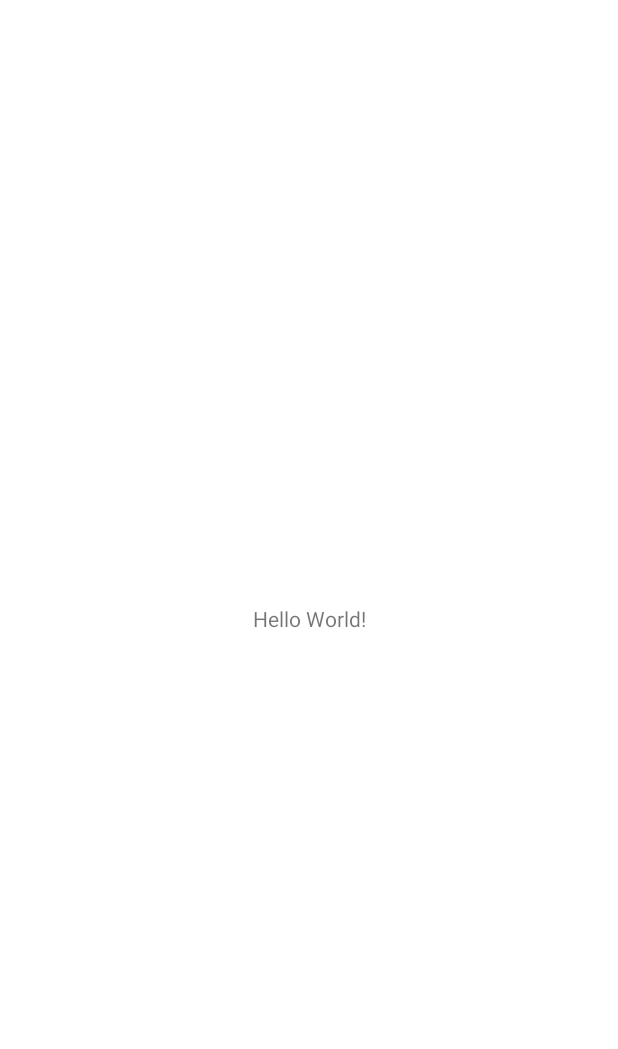
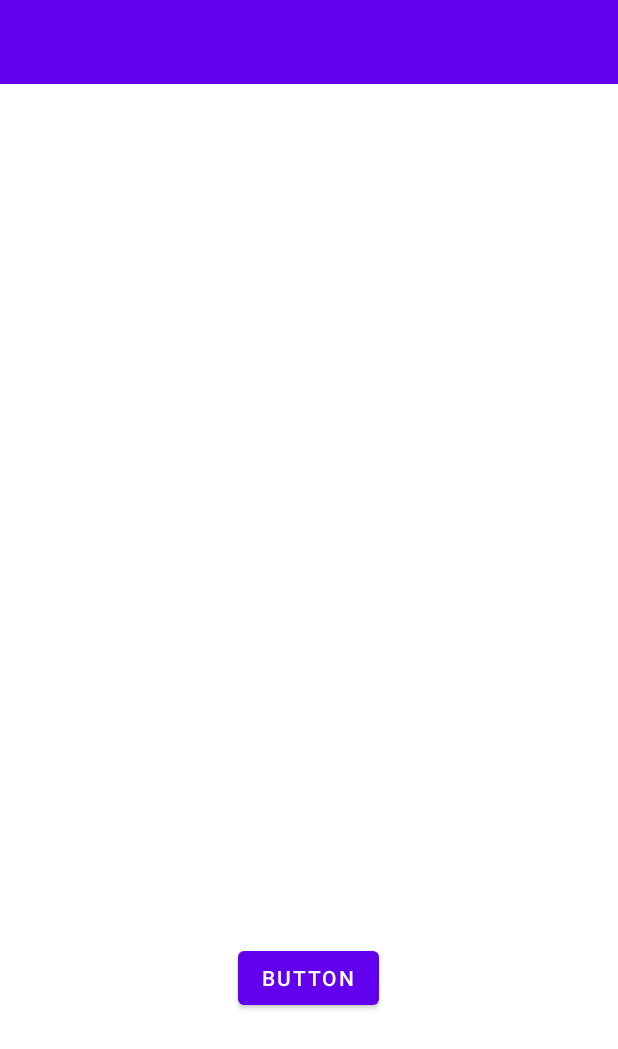
Before and after one commit to andeby00/JanesBuns, an Android app: the screen it shows after launch (MainActivity), on a phone screen of 412 x 824 dp. Before the commit the part shown is almost empty. Shown: the top 1049 px of the screen. Run offline under Robolectric (Android 15) with nearby library versions, the phone set to English and light mode, and no system bars; our stand-ins replace Firebase (no records; nobody signed in at launch, a user with empty details on screens opened directly).

Commit message:
Added MainActivity and initial

```diff
--- /dev/null
+++ b/app/src/main/java/dk/au/mad22spring/janesbuns/activities/MainActivity.java
@@ -0,0 +1,31 @@
+package dk.au.mad22spring.janesbuns.activities;
+
+import androidx.appcompat.app.AppCompatActivity;
+
+import android.content.Intent;
+import android.os.Bundle;
+import android.view.View;
+import android.widget.Button;
+
+import com.google.firebase.firestore.FirebaseFirestore;
+
+import dk.au.mad22spring.janesbuns.R;
+
+public class MainActivity extends AppCompatActivity {
+
+    Button butt;
+
+    @Override
+    protected void onCreate(Bundle savedInstanceState) {
+        super.onCreate(savedInstanceState);
+        setContentView(R.layout.activity_main);
+
+        butt = findViewById(R.id.button);
+
+        butt.setOnClickListener(this::onClick);
+    }
+
+    private void onClick(View view) {
+        startActivity(new Intent(this, AddBunActivity.class));
+    }
+}
--- /dev/null
+++ b/app/src/main/java/dk/au/mad22spring/janesbuns/fragments/TopbarFragment.java
@@ -0,0 +1,66 @@
+package dk.au.mad22spring.janesbuns.fragments;
+
+import android.os.Bundle;
+
+import androidx.fragment.app.Fragment;
+
+import android.view.LayoutInflater;
+import android.view.View;
+import android.view.ViewGroup;
+
+import dk.au.mad22spring.janesbuns.R;
+
+/**
+ * A simple {@link Fragment} subclass.
+ * Use the {@link TopbarFragment#newInstance} factory method to
+ * create an instance of this fragment.
+ */
+public class TopbarFragment extends Fragment {
+
+    // TODO: Rename parameter arguments, choose names that match
+    // the fragment initialization parameters, e.g. ARG_ITEM_NUMBER
+    private static final String ARG_PARAM1 = "param1";
+    private static final String ARG_PARAM2 = "param2";
+
+    // TODO: Rename and change types of parameters
+    private String mParam1;
+    private String mParam2;
+
+    public TopbarFragment() {
+        // Required empty public constructor
+    }
+
+    /**
+     * Use this factory method to create a new instance of
+     * this fragment using the provided parameters.
+     *
+     * @param param1 Parameter 1.
+     * @param param2 Parameter 2.
+     * @return A new instance of fragment TopbarFragment.
+     */
+    // TODO: Rename and change types and number of parameters
+    public static TopbarFragment newInstance(String param1, String param2) {
+        TopbarFragment fragment = new TopbarFragment();
+        Bundle args = new Bundle();
+        args.putString(ARG_PARAM1, param1);
+        args.putString(ARG_PARAM2, param2);
+        fragment.setArguments(args);
+        return fragment;
+    }
+
+    @Override
+    public void onCreate(Bundle savedInstanceState) {
+        super.onCreate(savedInstanceState);
+        if (getArguments() != null) {
+            mParam1 = getArguments().getString(ARG_PARAM1);
+            mParam2 = getArguments().getString(ARG_PARAM2);
+        }
+    }
+
+    @Override
+    public View onCreateView(LayoutInflater inflater, ViewGroup container,
+                             Bundle savedInstanceState) {
+        // Inflate the layout for this fragment
+        return inflater.inflate(R.layout.fragment_topbar, container, false);
+    }
+}
--- a/app/src/main/res/layout/activity_main.xml
+++ b/app/src/main/res/layout/activity_main.xml
@@ -4,15 +4,33 @@
     xmlns:tools="http://schemas.android.com/tools"
     android:layout_width="match_parent"
     android:layout_height="match_parent"
-    tools:context=".MainActivity">
+    tools:context=".activities.MainActivity">
 
-    <TextView
+    <androidx.fragment.app.FragmentContainerView
+        android:id="@+id/fragmentContainerView2"
+        android:name="dk.au.mad22spring.janesbuns.fragments.TopbarFragment"
+        android:layout_width="0dp"
+        android:layout_height="0dp"
+        app:layout_constraintBottom_toTopOf="@+id/guideline2"
+        app:layout_constraintEnd_toEndOf="parent"
+        app:layout_constraintStart_toStartOf="parent"
+        app:layout_constraintTop_toTopOf="parent" />
+
+    <androidx.constraintlayout.widget.Guideline
+        android:id="@+id/guideline2"
         android:layout_width="wrap_content"
         android:layout_height="wrap_content"
-        android:text="Hello World!"
+        android:orientation="horizontal"
+        app:layout_constraintGuide_percent="0.08" />
+
+    <Button
+        android:id="@+id/button"
+        android:layout_width="wrap_content"
+        android:layout_height="wrap_content"
+        android:layout_marginBottom="148dp"
+        android:text="Button"
         app:layout_constraintBottom_toBottomOf="parent"
-        app:layout_constraintLeft_toLeftOf="parent"
-        app:layout_constraintRight_toRightOf="parent"
-        app:layout_constraintTop_toTopOf="parent" />
-
+        app:layout_constraintEnd_toEndOf="parent"
+        app:layout_constraintHorizontal_bias="0.498"
+        app:layout_constraintStart_toStartOf="parent" />
 </androidx.constraintlayout.widget.ConstraintLayout>
--- /dev/null
+++ b/app/src/main/res/layout/fragment_topbar.xml
@@ -0,0 +1,17 @@
+<?xml version="1.0" encoding="utf-8"?>
+<FrameLayout xmlns:android="http://schemas.android.com/apk/res/android"
+    xmlns:app="http://schemas.android.com/apk/res-auto"
+    xmlns:tools="http://schemas.android.com/tools"
+    android:layout_width="match_parent"
+    android:layout_height="match_parent"
+    tools:context=".fragments.TopbarFragment">
+
+    <androidx.appcompat.widget.Toolbar
+        android:id="@+id/toolbar"
+        android:layout_width="match_parent"
+        android:layout_height="wrap_content"
+        android:background="?attr/colorPrimary"
+        android:minHeight="?attr/actionBarSize"
+        android:theme="?attr/actionBarTheme" />
+
+</FrameLayout>
--- /dev/null
+++ b/app/src/main/res/values/dimens.xml
@@ -0,0 +1,4 @@
+<?xml version="1.0" encoding="utf-8"?>
+<resources>
+    <dimen name="text_margin">16dp</dimen>
+</resources>
--- a/app/src/main/res/values/strings.xml
+++ b/app/src/main/res/values/strings.xml
@@ -1,3 +1,5 @@
 <resources>
     <string name="app_name">Janes Buns</string>
+    <!-- TODO: Remove or change this placeholder text -->
+    <string name="hello_blank_fragment">Hello blank fragment</string>
 </resources>
```
Also changed, not shown: app/build.gradle (+8 -1 lines), app/src/main/AndroidManifest.xml (+6 -2 lines), app/src/main/java/dk/au/mad22spring/assignment2/janesbuns/MainActivity.java (deleted, +0 -14 lines), 2 other files.
